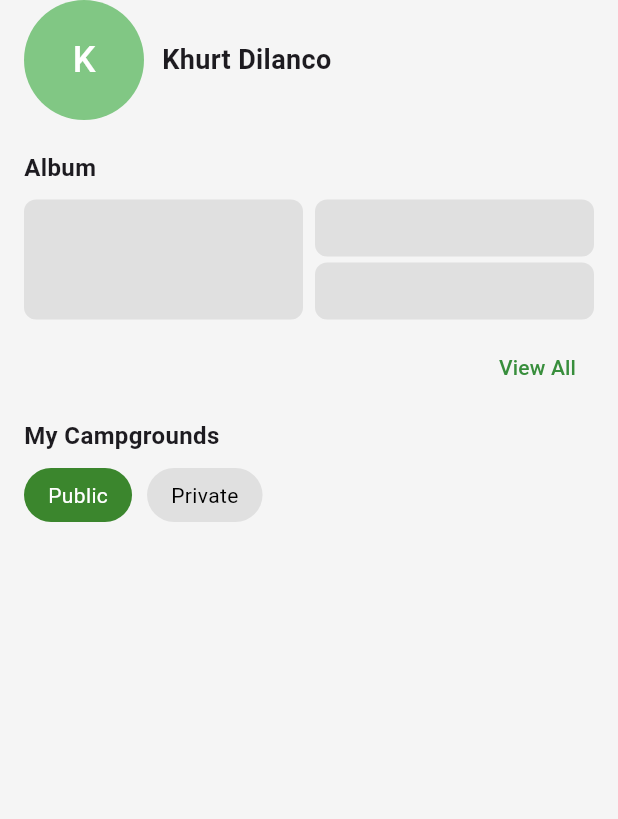
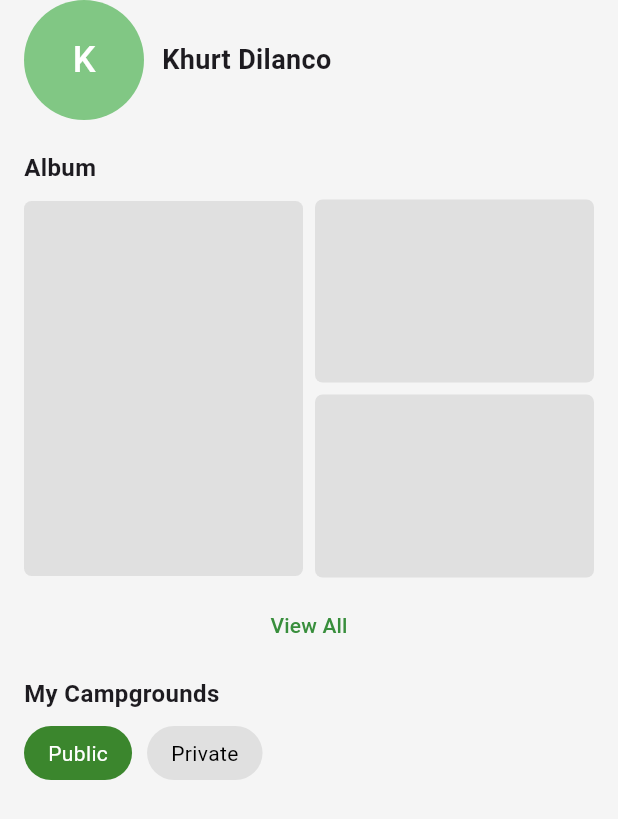
Before and after one commit to Solelii/CampPH, a Flutter app: the ProfilePage screen opened directly, on a phone screen of 412 x 824 dp. Shown: the top 819 px of the screen. Run offline on Flutter 3.47's test engine with Material 3 defaults, Android fonts, the phone set to English and light mode, and no system bars.

Commit message:
resized image placeholder and centerd view all button

```diff
--- a/lib/widgets/profile_widget.dart
+++ b/lib/widgets/profile_widget.dart
@@ -59,10 +59,10 @@ class _ProfilePageState extends State<ProfilePage> {
               children: [
                 Expanded(
                   child: Container(
-                    height: 80,
+                    height: 250,
                     decoration: BoxDecoration(
                       color: Colors.grey[300],
-                      borderRadius: BorderRadius.circular(8),
+                      borderRadius: BorderRadius.circular(5),
                     ),
                   ),
                 ),
@@ -71,18 +71,18 @@ class _ProfilePageState extends State<ProfilePage> {
                   child: Column(
                     children: [
                       Container(
-                        height: 38,
+                        height: 122,
                         decoration: BoxDecoration(
                           color: Colors.grey[300],
-                          borderRadius: BorderRadius.circular(8),
+                          borderRadius: BorderRadius.circular(5),
                         ),
                       ),
-                      SizedBox(height: 4),
+                      SizedBox(height: 8),
                       Container(
-                        height: 38,
+                        height: 122,
                         decoration: BoxDecoration(
                           color: Colors.grey[300],
-                          borderRadius: BorderRadius.circular(8),
+                          borderRadius: BorderRadius.circular(5),
                         ),
                       ),
                     ],
@@ -94,7 +94,7 @@ class _ProfilePageState extends State<ProfilePage> {
 
             // View All Button
             Align(
-              alignment: Alignment.centerRight,
+              alignment: Alignment.center,
               child: TextButton(
                 onPressed: () {},
                 child: Text(
--- a/pubspec.yaml
+++ b/pubspec.yaml
@@ -57,10 +57,14 @@ flutter:
   # the material Icons class.
   uses-material-design: true
 
+
+  assets:
+    - assets/images/
   # To add assets to your application, add an assets section, like this:
   # assets:
   #   - images/a_dot_burr.jpeg
   #   - images/a_dot_ham.jpeg
+
 
   # An image asset can refer to one or more resolution-specific "variants", see
   # https://flutter.dev/to/resolution-aware-images
```
Also changed, not shown: assets/images/CamPH_Logo.jpg (added).
